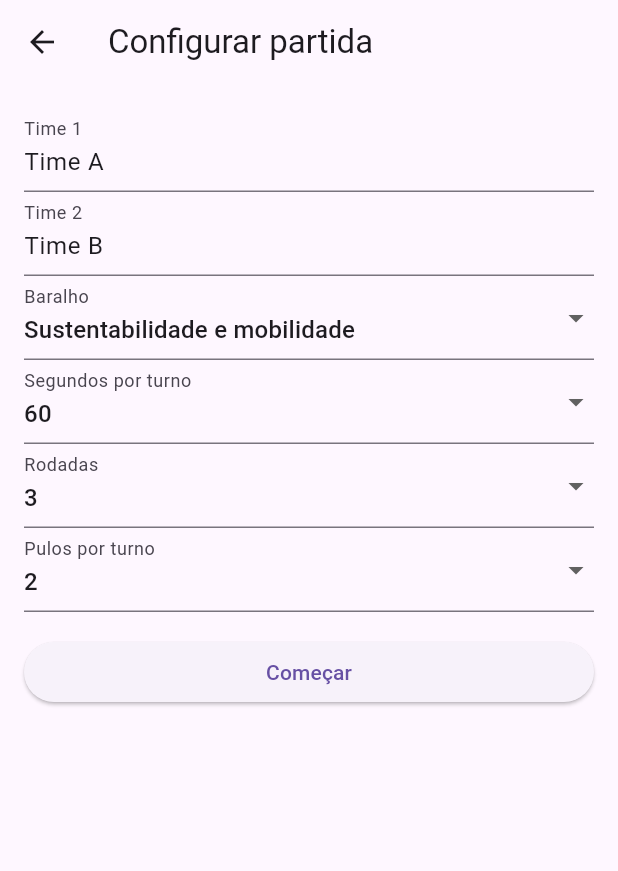
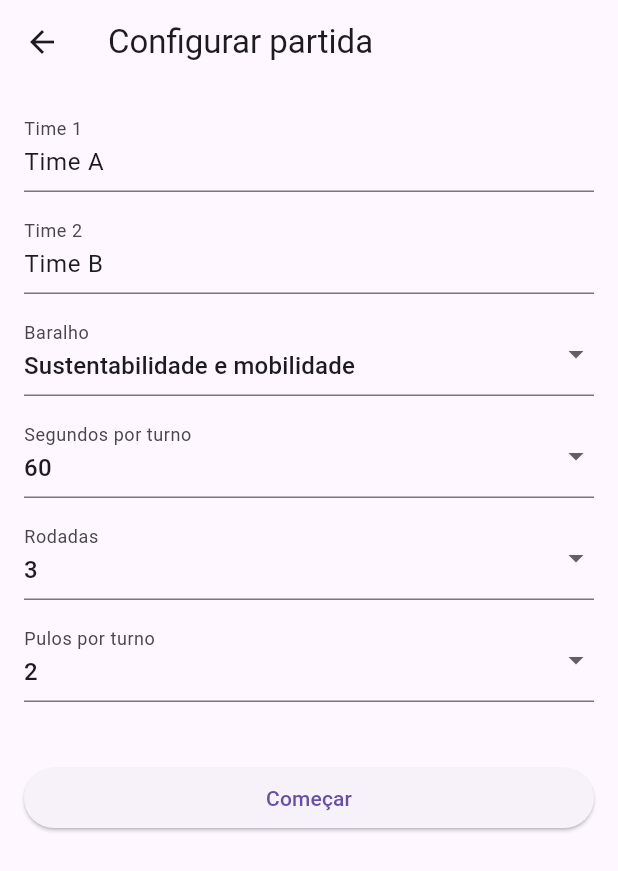
Before and after one commit to mcoldibelli/nao-pode, a Flutter app: the screen it shows after launch, after a tap on "Jogar", on a phone screen of 412 x 824 dp. Shown: the top 871 px of the screen. Run offline on Flutter 3.47's test engine with Material 3 defaults, Android fonts, the phone set to English and light mode, and no system bars.

Commit message:
feat: add turn, played cards summary and match end

```diff
--- a/lib/domain/partida.dart
+++ b/lib/domain/partida.dart
@@ -1,3 +1,5 @@
+import 'dart:math';
+
 import 'package:flutter/foundation.dart';
 import 'package:projeto/domain/resultado.dart';
 import 'package:projeto/domain/time.dart';
@@ -25,8 +27,10 @@ class Partida extends ChangeNotifier {
   int get pulosRestantes => _pulosRestantes;
   List<Jogada> get jogadasDoTurno => List.unmodifiable(_jogadasDoTurno);
 
-  // ponytail: o monte recomeça quando acaba; embaralhar de novo se repetir incomodar.
   Carta get cartaAtual => _monte[_proximaCarta % _monte.length];
+
+  int get moedasGanhas =>
+      times.fold(0, (soma, time) => soma + max(time.pontos, 0));
 
   Time? get vencedor {
     final [a, b] = times;
--- a/lib/ui/tela_configuracao.dart
+++ b/lib/ui/tela_configuracao.dart
@@ -83,8 +83,11 @@ class _TelaConfiguracaoState extends State<TelaConfiguracao> {
       appBar: AppBar(title: const Text('Configurar partida')),
       body: Form(
         key: _form,
-        child: ListView(
+        child: SingleChildScrollView(
           padding: const EdgeInsets.all(16),
+          child: Column(
+            crossAxisAlignment: CrossAxisAlignment.stretch,
+            spacing: 12,
             children: [
               TextFormField(
                 controller: _timeA,
@@ -102,7 +105,10 @@ class _TelaConfiguracaoState extends State<TelaConfiguracao> {
                 items: [
                   for (final baralho in baralhos)
                     if (widget.loja.liberado(baralho))
-                    DropdownMenuItem(value: baralho, child: Text(baralho.nome)),
+                      DropdownMenuItem(
+                        value: baralho,
+                        child: Text(baralho.nome),
+                      ),
                 ],
                 onChanged: (novo) => setState(() => _baralho = novo!),
               ),
@@ -111,7 +117,13 @@ class _TelaConfiguracaoState extends State<TelaConfiguracao> {
                 60,
                 90,
               ], (v) => _segundos = v),
-            _escolha('Rodadas', _rodadas, [1, 2, 3, 4, 5], (v) => _rodadas = v),
+              _escolha('Rodadas', _rodadas, [
+                1,
+                2,
+                3,
+                4,
+                5,
+              ], (v) => _rodadas = v),
               _escolha('Pulos por turno', _pulos, [
                 0,
                 1,
@@ -123,6 +135,7 @@ class _TelaConfiguracaoState extends State<TelaConfiguracao> {
             ],
           ),
         ),
+      ),
     );
   }
 }
--- a/lib/ui/tela_inicial.dart
+++ b/lib/ui/tela_inicial.dart
@@ -17,12 +17,16 @@ class TelaInicial extends StatelessWidget {
   Widget build(BuildContext context) {
     return Scaffold(
       appBar: AppBar(title: const Text('Não Pode')),
-      body: Center(
+      body: Padding(
+        padding: const EdgeInsets.all(24),
         child: Column(
-          mainAxisSize: MainAxisSize.min,
+          mainAxisAlignment: MainAxisAlignment.center,
+          crossAxisAlignment: CrossAxisAlignment.stretch,
+          spacing: 12,
           children: [
             const Text(
               'Faça seu time adivinhar a palavra sem falar as proibidas.',
+              textAlign: TextAlign.center,
             ),
             ElevatedButton(
               onPressed: () => _abrir(context, TelaConfiguracao(loja: loja)),
```
Also changed, not shown: lib/ui/tela_placar.dart (+43 -5 lines), lib/ui/tela_resumo_cartas.dart (added, +65 -0 lines), lib/ui/tela_turno.dart (added, +128 -0 lines). Lines whose indentation alone changed are shown as unchanged.
